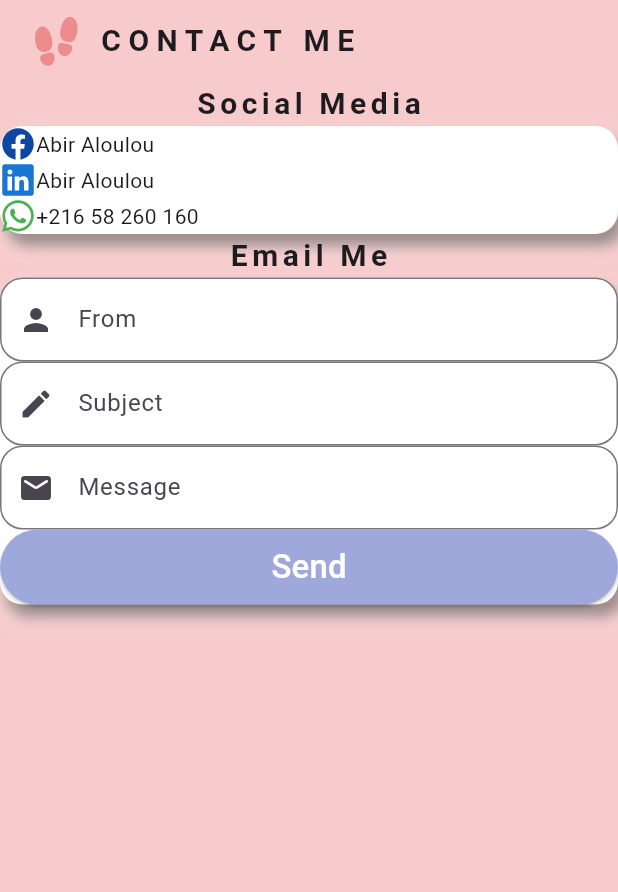
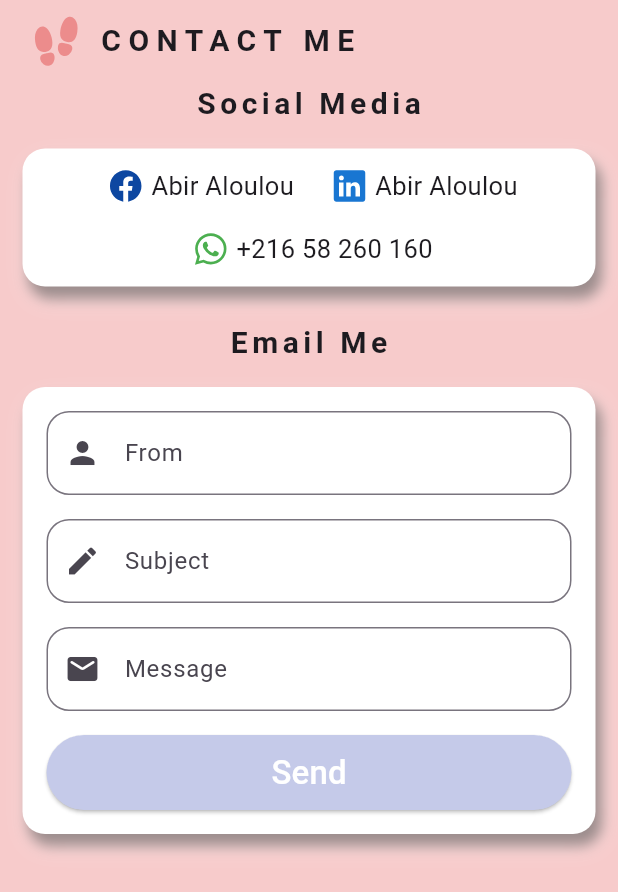
Before and after one commit to AbirAloulou/MobileResumeApp, a Flutter app: the Contact screen opened directly, after a tap on "Send", on a phone screen of 412 x 824 dp. Shown: the top 892 px of the screen. Run offline on Flutter 3.47's test engine with Material 3 defaults, Android fonts, the phone set to English and light mode, and no system bars; our stand-ins replace get, hidden_drawer_menu, ionicons; missing offline and left inert: country_flags, flutter_devicon.

Commit message:
contact page ui

```diff
--- a/lib/colors.dart
+++ b/lib/colors.dart
@@ -1,6 +1,7 @@
 import 'package:flutter/material.dart';
 
 const Color primaryColor = Color(0xFFF4B4B4);
+const List<Color> gradientViolet = [Color(0xFFa18cd1), Color(0xFFfbc2eb)];
 
 const MaterialColor primary = MaterialColor(_primaryPrimaryValue, <int, Color>{
   50: Color(0xFFFEF6F6),
--- a/lib/pages/contact.dart
+++ b/lib/pages/contact.dart
@@ -10,11 +10,16 @@ class Contact extends StatefulWidget {
 }
 
 class _ContactState extends State<Contact> {
+  TextEditingController sender = new TextEditingController();
+  TextEditingController subject = new TextEditingController();
+  TextEditingController message = new TextEditingController();
+
   @override
   Widget build(BuildContext context) {
     return Scaffold(
       backgroundColor: primary.shade300,
-      body: Column(
+      body: SingleChildScrollView(
+        child: Column(
           children: [
             Padding(
               padding: const EdgeInsets.all(10),
@@ -47,7 +52,9 @@ class _ContactState extends State<Contact> {
                 letterSpacing: 3,
               ),
             ),
-          Container(
+            Padding(
+              padding: const EdgeInsets.all(15),
+              child: Container(
                 decoration: BoxDecoration(
                   color: Colors.white,
                   borderRadius: BorderRadius.circular(15.0),
@@ -66,37 +73,78 @@ class _ContactState extends State<Contact> {
                 ),
                 child: Column(
                   children: [
-                Row(
+                    Padding(
+                      padding: const EdgeInsets.all(8.0),
+                      child: Row(
+                        mainAxisAlignment: MainAxisAlignment.center,
                         children: [
-                    Icon(
+                          Padding(
+                            padding: const EdgeInsets.all(5),
+                            child: Icon(
                               Ionicons.logo_facebook,
                               color: Colors.blue.shade900,
                             ),
-                    Text("Abir Aloulou")
-                  ],
                           ),
-                Row(
-                  children: [
-                    Icon(
+                          Text(
+                            "Abir Aloulou",
+                            style: TextStyle(
+                              fontSize: 17,
+                              fontWeight: FontWeight.w400,
+                            ),
+                          ),
+                          SizedBox(width: 20),
+                          Padding(
+                            padding: const EdgeInsets.all(5),
+                            child: Icon(
                               Ionicons.logo_linkedin,
                               color: Colors.blue.shade700,
                             ),
-                    Text("Abir Aloulou")
+                          ),
+                          Text(
+                            "Abir Aloulou",
+                            style: TextStyle(
+                              fontSize: 17,
+                              fontWeight: FontWeight.w400,
+                            ),
+                          ),
+                          // Icon(
+                          //   Ionicons.logo_whatsapp,
+                          //   color: Colors.green,
+                          // ),
+                          // Text("+216 58 260 160")
                         ],
                       ),
-                Row(
+                    ),
+                    Padding(
+                      padding: const EdgeInsets.only(bottom: 8.0),
+                      child: Row(
+                        mainAxisAlignment: MainAxisAlignment.center,
+                        crossAxisAlignment: CrossAxisAlignment.center,
                         children: [
-                    Icon(
+                          Padding(
+                            padding: const EdgeInsets.all(5),
+                            child: Icon(
                               Ionicons.logo_whatsapp,
                               color: Colors.green,
                             ),
-                    Text("+216 58 260 160")
+                          ),
+                          Text(
+                            "+216 58 260 160",
+                            style: TextStyle(
+                              fontSize: 17,
+                              fontWeight: FontWeight.w400,
+                            ),
+                          )
                         ],
+                      ),
                     )
                   ],
                 ),
               ),
-          Text(
+            ),
+            Padding(
+              padding: const EdgeInsets.only(top: 8),
+              child: Text(
                 "Email Me",
                 style: TextStyle(
                   fontWeight: FontWeight.w700,
@@ -104,7 +152,10 @@ class _ContactState extends State<Contact> {
                   letterSpacing: 3,
                 ),
               ),
-          Container(
+            ),
+            Padding(
+              padding: const EdgeInsets.all(15),
+              child: Container(
                 decoration: BoxDecoration(
                   color: Colors.white,
                   borderRadius: BorderRadius.circular(15.0),
@@ -121,47 +172,86 @@ class _ContactState extends State<Contact> {
                     ),
                   ],
                 ),
+                child: Padding(
+                  padding: const EdgeInsets.all(8.0),
                   child: Column(
                     children: [
-                TextFormField(
+                      Padding(
+                        padding: const EdgeInsets.all(8.0),
+                        child: TextFormField(
+                          controller: sender,
+                          maxLines: null,
                           decoration: InputDecoration(
                             prefixIcon: Icon(Icons.person),
                             hintText: "From",
                             border: OutlineInputBorder(
                               borderRadius: BorderRadius.circular(15),
-                          borderSide: BorderSide(width: 1))),
+                              borderSide: BorderSide(width: 1),
                             ),
-                TextFormField(
+                          ),
+                        ),
+                      ),
+                      Padding(
+                        padding: const EdgeInsets.all(8.0),
+                        child: TextFormField(
+                          controller: subject,
+                          maxLines: null,
                           decoration: InputDecoration(
                             prefixIcon: Icon(Icons.edit),
                             hintText: "Subject",
                             border: OutlineInputBorder(
                               borderRadius: BorderRadius.circular(15),
-                          borderSide: BorderSide(width: 1))),
+                              borderSide: BorderSide(width: 1),
                             ),
-                TextFormField(
+                          ),
+                        ),
+                      ),
+                      Padding(
+                        padding: const EdgeInsets.all(8.0),
+                        child: TextFormField(
+                          controller: message,
+                          maxLines: null,
                           decoration: InputDecoration(
                             prefixIcon: Icon(Icons.mail_rounded),
                             hintText: "Message",
                             border: OutlineInputBorder(
                               borderRadius: BorderRadius.circular(15),
-                          borderSide: BorderSide(width: 1))),
+                              borderSide: BorderSide(width: 1),
                             ),
-                ElevatedButton(
+                          ),
+                        ),
+                      ),
+                      Padding(
+                        padding: const EdgeInsets.all(8.0),
+                        child: ElevatedButton(
                           style: ElevatedButton.styleFrom(
                             minimumSize: Size.fromHeight(50),
-                      backgroundColor: Colors.indigo[200],
+                            backgroundColor: Colors.indigo[100],
                           ),
-                    onPressed: () {},
+                          onPressed: () {
+                            _sendEmail(context, sender.text, subject.text,
+                                message.text);
+                          },
                           child: Text(
                             "Send",
                             style: TextStyle(fontSize: 22, color: Colors.white),
-                    ))
-              ],
+                          ),
                         ),
                       )
                     ],
                   ),
+                ),
+              ),
+            )
+          ],
+        ),
+      ),
     );
   }
+
+  Future _sendEmail(BuildContext context, String sender, String subject,
+      String message) async {
+    final url = Uri.parse("");
+    print(sender + subject + message);
   }
+}
--- a/lib/pages/experience.dart
+++ b/lib/pages/experience.dart
@@ -191,7 +191,15 @@ class _ExperienceState extends State<Experience> {
                                           offset: const Offset(2, 4),
                                         ),
                                       ],
-                                      color: primary.shade100,
+                                      // color: primary.shade100,
+                                      gradient: LinearGradient(
+                                        begin: Alignment.topLeft,
+                                        end: Alignment.bottomRight,
+                                        colors: [
+                                          Color.fromARGB(255, 254, 211, 240),
+                                          Color.fromARGB(255, 255, 192, 194),
+                                        ],
+                                      ),
                                     ),
                                     padding: const EdgeInsets.symmetric(
                                         horizontal: 8, vertical: 4),
```
Also changed, not shown: pubspec.yaml (+1 -9 lines), pubspec.lock. Lines whose indentation alone changed are shown as unchanged.
